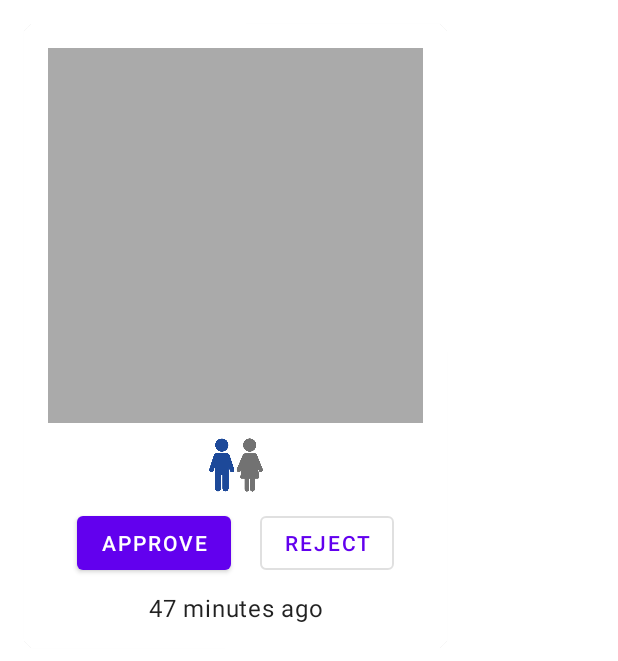
After one commit to SebastianLiando/CZ3002, an Android app: the layout item_violation.xml on its own in the app's theme, with its tools: preview values and no code run, on a phone screen of 412 x 824 dp. The commit adds this screen. Shown: the top 661 px of the screen. Run offline under Robolectric (Android 15) with nearby library versions, the phone set to English and light mode, and no system bars.

```diff
--- a/frontend/app/build.gradle
+++ b/frontend/app/build.gradle
@@ -38,6 +38,7 @@ android {
     }
     kotlinOptions {
         jvmTarget = '1.8'
+        freeCompilerArgs += "-Xopt-in=kotlin.RequiresOptIn"
     }
     buildFeatures {
         dataBinding true
@@ -49,7 +50,7 @@ dependencies {
     implementation "org.jetbrains.kotlin:kotlin-stdlib:$kotlin_version"
     implementation 'androidx.core:core-ktx:1.3.2'
     implementation 'androidx.appcompat:appcompat:1.2.0'
-    implementation 'com.google.android.material:material:1.2.1'
+    implementation 'com.google.android.material:material:1.3.0'
     implementation 'androidx.constraintlayout:constraintlayout:2.0.4'
     implementation 'androidx.legacy:legacy-support-v4:1.0.0'
     testImplementation 'junit:junit:4.+'
@@ -87,7 +88,7 @@ dependencies {
     kapt "com.github.bumptech.glide:compiler:$glide_version"
 
     // Lottie
-    implementation 'com.airbnb.android:lottie:3.4.2'
+    implementation 'com.airbnb.android:lottie:3.6.0'
 
     // Firebase
     implementation platform("com.google.firebase:firebase-bom:$firebase_bom_version")
--- a/frontend/app/src/main/java/com/guavas/cz3002/dependency/Modules.kt
+++ b/frontend/app/src/main/java/com/guavas/cz3002/dependency/Modules.kt
@@ -1,6 +1,7 @@
 package com.guavas.cz3002.dependency
 
 import com.google.firebase.auth.ktx.auth
+import com.google.firebase.database.ktx.database
 import com.google.firebase.ktx.Firebase
 import com.google.firebase.messaging.ktx.messaging
 import dagger.Module
@@ -17,4 +18,6 @@ class ApplicationModule {
     @Provides
     fun provideFirebaseMessaging() = Firebase.messaging
 
+    @Provides
+    fun provideFirebaseDatabase() = Firebase.database
 }
--- /dev/null
+++ b/frontend/app/src/main/java/com/guavas/cz3002/ui/adapter/ViolationAdapter.kt
@@ -0,0 +1,4 @@
+package com.guavas.cz3002.ui.adapter
+
+class ViolationAdapter {
+}
--- a/frontend/app/src/main/java/com/guavas/cz3002/ui/violation/ViolationsFragmentViewModel.kt
+++ b/frontend/app/src/main/java/com/guavas/cz3002/ui/violation/ViolationsFragmentViewModel.kt
@@ -5,6 +5,5 @@ import dagger.hilt.android.lifecycle.HiltViewModel
 import javax.inject.Inject
 
 @HiltViewModel
-class ViolationsFragmentViewModel @Inject constructor(
-) : ViewModel() {
+class ViolationsFragmentViewModel @Inject constructor() : ViewModel() {
 }
--- /dev/null
+++ b/frontend/app/src/main/java/com/guavas/cz3002/utils/Gender.kt
@@ -0,0 +1,5 @@
+package com.guavas.cz3002.utils
+
+enum class Gender {
+    FEMALE, MALE
+}
--- /dev/null
+++ b/frontend/app/src/main/res/layout/item_violation.xml
@@ -0,0 +1,89 @@
+<?xml version="1.0" encoding="utf-8"?>
+<layout>
+
+    <data>
+
+        <variable
+            name="violation"
+            type="com.guavas.cz3002.data.violation.Violation" />
+    </data>
+
+    <com.google.android.material.card.MaterialCardView xmlns:android="http://schemas.android.com/apk/res/android"
+        xmlns:app="http://schemas.android.com/apk/res-auto"
+        xmlns:tools="http://schemas.android.com/tools"
+        android:layout_width="wrap_content"
+        android:layout_height="wrap_content"
+        android:layout_margin="16dp"
+        app:cardCornerRadius="8dp">
+
+        <androidx.constraintlayout.widget.ConstraintLayout
+            android:layout_width="match_parent"
+            android:layout_height="match_parent"
+            android:padding="16dp">
+
+            <ImageView
+                android:id="@+id/imageViolation"
+                android:layout_width="0dp"
+                android:layout_height="250dp"
+                android:contentDescription="@string/content_desc_violation_image"
+                android:scaleType="centerCrop"
+                app:layout_constraintDimensionRatio="1"
+                app:layout_constraintEnd_toEndOf="parent"
+                app:layout_constraintStart_toStartOf="parent"
+                app:layout_constraintTop_toTopOf="parent"
+                tools:src="@android:color/darker_gray" />
+
+            <ImageView
+                android:id="@+id/imageToiletGender"
+                android:layout_width="0dp"
+                android:layout_height="40dp"
+                android:layout_marginTop="8dp"
+                android:contentDescription="@string/content_desc_toilet_gender"
+                app:layout_constraintDimensionRatio="1"
+                app:layout_constraintEnd_toEndOf="parent"
+                app:layout_constraintStart_toStartOf="parent"
+                app:layout_constraintTop_toBottomOf="@id/imageViolation"
+                tools:src="@drawable/male_toilet" />
+
+            <androidx.constraintlayout.widget.Group
+                android:layout_width="0dp"
+                android:layout_height="0dp"
+                app:constraint_referenced_ids="buttonApprove,buttonReject" />
+
+            <com.google.android.material.button.MaterialButton
+                android:id="@+id/buttonApprove"
+                android:layout_width="wrap_content"
+                android:layout_height="wrap_content"
+                android:layout_marginTop="8dp"
+                android:text="@string/button_approve"
+                app:layout_constraintEnd_toStartOf="@id/buttonReject"
+                app:layout_constraintStart_toStartOf="parent"
+                app:layout_constraintTop_toBottomOf="@id/imageToiletGender" />
+
+            <com.google.android.material.button.MaterialButton
+                android:id="@+id/buttonReject"
+                style="@style/Widget.MaterialComponents.Button.OutlinedButton"
+                android:layout_width="wrap_content"
+                android:layout_height="wrap_content"
+                android:text="@string/button_reject"
+                app:layout_constraintBottom_toBottomOf="@id/buttonApprove"
+                app:layout_constraintEnd_toEndOf="parent"
+                app:layout_constraintStart_toEndOf="@id/buttonApprove"
+                app:layout_constraintTop_toTopOf="@id/buttonApprove" />
+
+            <com.google.android.material.textview.MaterialTextView
+                style="@style/TextAppearance.MaterialComponents.Body1"
+                android:layout_width="0dp"
+                android:layout_height="wrap_content"
+                android:layout_marginTop="8dp"
+                android:textAlignment="center"
+                app:layout_constraintBottom_toBottomOf="parent"
+                app:layout_constraintEnd_toEndOf="parent"
+                app:layout_constraintStart_toStartOf="parent"
+                app:layout_constraintTop_toBottomOf="@id/buttonApprove"
+                tools:text="47 minutes ago" />
+
+        </androidx.constraintlayout.widget.ConstraintLayout>
+
+    </com.google.android.material.card.MaterialCardView>
+</layout>
--- a/frontend/app/src/main/res/values/strings.xml
+++ b/frontend/app/src/main/res/values/strings.xml
@@ -15,6 +15,8 @@
 
     <string name="button_login">Sign In</string>
     <string name="button_logout">Sign Out</string>
+    <string name="button_approve">Approve</string>
+    <string name="button_reject">Reject</string>
 
     <string name="snack_bar_login_failed">Failed to login! Please try again</string>
 
@@ -23,4 +25,7 @@
     <string name="violation_notification_channel_id">com.guavas.cz3002.Violations</string>
     <string name="violation_notification_channel_name">Violations</string>
     <string name="violation_notification_title">New Violation Detected!</string>
+
+    <string name="content_desc_toilet_gender">The toilet gender</string>
+    <string name="content_desc_violation_image">The violation image</string>
 </resources>
```
Also changed, not shown: frontend/app/src/main/java/com/guavas/cz3002/data/assignment/Assignment.kt (added, +12 -0 lines), frontend/app/src/main/java/com/guavas/cz3002/data/assignment/AssignmentRepository.kt (added, +52 -0 lines), frontend/app/src/main/java/com/guavas/cz3002/data/violation/Violation.kt (added, +72 -0 lines), frontend/app/src/main/java/com/guavas/cz3002/data/violation/ViolationRepository.kt (added, +48 -0 lines), frontend/app/src/main/java/com/guavas/cz3002/ui/activity/MainActivityViewModel.kt (+17 -4 lines), frontend/app/src/main/java/com/guavas/cz3002/ui/adapter/base/BindingListAdapter.kt (added, +47 -0 lines), frontend/app/src/main/java/com/guavas/cz3002/ui/violation/ViolationsFragment.kt (+21 -4 lines), frontend/app/src/main/res/drawable/female_toilet.png (added), frontend/app/src/main/res/drawable/male_toilet.png (added).
